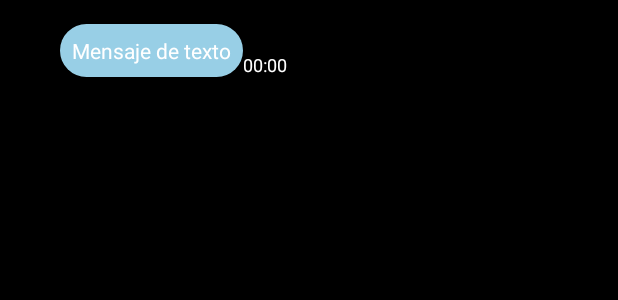
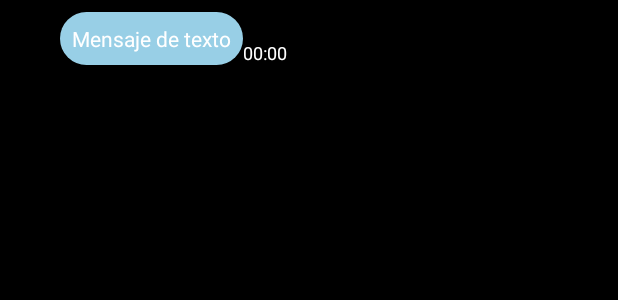
Before and after one commit to duque96/DialogflowAssistant, an Android app: the layout item_message_received_text_without_user.xml on its own in the app's theme, with its tools: preview values and no code run, on a phone screen of 412 x 824 dp. Shown: the top 300 px of the screen. Run offline under Robolectric (Android 15) with nearby library versions, the phone set to English and light mode, and no system bars.

```diff
--- a/app/build.gradle
+++ b/app/build.gradle
@@ -6,8 +6,8 @@ android {
         applicationId "com.dani.dialogflowassistant"
         minSdkVersion 24
         targetSdkVersion 28
-        versionCode 5
-        versionName "2.1"
+        versionCode 6
+        versionName "2.2"
         testInstrumentationRunner "android.support.test.runner.AndroidJUnitRunner"
     }
 
--- a/app/src/main/java/com/dani/dialogflowassistant/logica/model/UserSender.java
+++ b/app/src/main/java/com/dani/dialogflowassistant/logica/model/UserSender.java
@@ -13,6 +13,6 @@ public class UserSender implements User {
 
     @Override
     public String getNickname() {
-        return null;
+        return "userSender";
     }
 }
--- a/app/src/main/res/layout/item_message_received_text_without_user.xml
+++ b/app/src/main/res/layout/item_message_received_text_without_user.xml
@@ -10,11 +10,10 @@
     android:paddingBottom="8dp">
 
     <TextView
-        android:id="@+id/text_message_body"
+        android:id="@+id/text_message_body_without_user"
         android:layout_width="wrap_content"
         android:layout_height="wrap_content"
         android:layout_marginStart="40dp"
-        android:layout_marginTop="8dp"
         android:background="@drawable/rounded_rectangle_message_recieved"
         android:maxWidth="240dp"
         android:padding="8dp"
@@ -24,13 +23,13 @@
         app:layout_constraintTop_toTopOf="parent" />
 
     <TextView
-        android:id="@+id/text_message_time"
+        android:id="@+id/text_message_time_without_user"
         android:layout_width="wrap_content"
         android:layout_height="wrap_content"
         android:text="@string/message_time"
         android:textColor="@android:color/white"
         android:textSize="12sp"
-        app:layout_constraintBottom_toBottomOf="@+id/text_message_body"
-        app:layout_constraintLeft_toRightOf="@+id/text_message_body" />
+        app:layout_constraintBottom_toBottomOf="@+id/text_message_body_without_user"
+        app:layout_constraintLeft_toRightOf="@+id/text_message_body_without_user" />
 
 </androidx.constraintlayout.widget.ConstraintLayout>
```
Also changed, not shown: app/src/main/java/com/dani/dialogflowassistant/logica/adapter/MessageListAdapter.java (+35 -16 lines), 1 other file.
